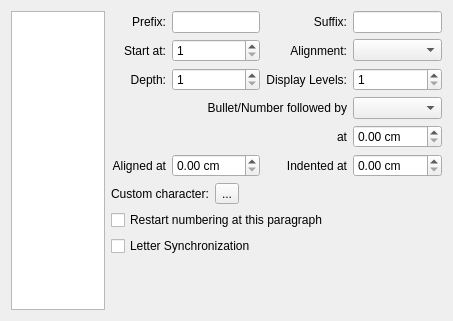
The window that plugins/textshape/dialogs/ParagraphBulletsNumbers.ui (KDE/krita) describes before a commit, drawn with Qt 5.
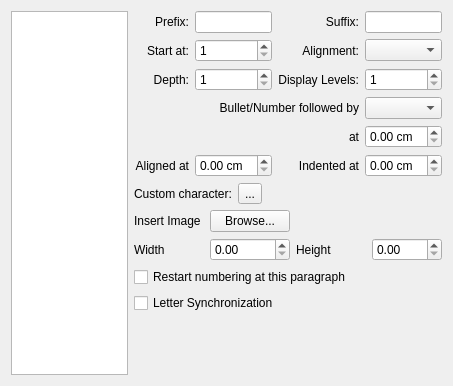
The same window after the commit. Custom widgets are drawn as their Qt base class.

Commit message:
Currently we have the ability to load and save image lists and not create new ones. With this patch we add the ability to add new image lists.
This review request partially fixes bug 298061.

What changed in the file:
```diff
--- a/plugins/textshape/dialogs/ParagraphBulletsNumbers.ui
+++ b/plugins/textshape/dialogs/ParagraphBulletsNumbers.ui
@@ -7,7 +7,7 @@
     <x>0</x>
     <y>0</y>
     <width>453</width>
-    <height>321</height>
+    <height>386</height>
    </rect>
   </property>
   <layout class="QGridLayout">
@@ -205,7 +205,7 @@
         </item>
        </layout>
       </item>
-      <item row="2" column="0">
+      <item row="1" column="0">
        <widget class="QLabel" name="label_4">
         <property name="text">
          <string>Custom character:</string>
@@ -215,14 +215,14 @@
         </property>
        </widget>
       </item>
-      <item row="2" column="1">
+      <item row="1" column="1">
        <widget class="QToolButton" name="customCharacter">
         <property name="text">
          <string>...</string>
         </property>
        </widget>
       </item>
-      <item row="2" column="2">
+      <item row="1" column="2">
        <spacer>
         <property name="orientation">
          <enum>Qt::Horizontal</enum>
@@ -235,33 +235,71 @@
         </property>
        </spacer>
       </item>
-      <item row="3" column="0" colspan="3">
+      <item row="13" column="0" colspan="3">
        <widget class="QCheckBox" name="restartNumbering">
         <property name="text">
          <string>Restart numbering at this paragraph</string>
         </property>
        </widget>
       </item>
-      <item row="5" column="0" colspan="3">
-       <spacer>
-        <property name="orientation">
-         <enum>Qt::Vertical</enum>
-        </property>
-        <property name="sizeHint" stdset="0">
-         <size>
-          <width>331</width>
-          <height>124</height>
-         </size>
-        </property>
-       </spacer>
-      </item>
-      <item row="4" column="0" colspan="3">
+      <item row="14" column="0" colspan="3">
        <widget class="QCheckBox" name="letterSynchronization">
         <property name="text">
          <string>Letter Synchronization</string>
         </property>
        </widget>
       </item>
+      <item row="3" column="0" colspan="3">
+       <layout class="QGridLayout" name="gridLayout">
+        <item row="1" column="0">
+         <widget class="QLabel" name="widthLabel">
+          <property name="text">
+           <string>Width</string>
+          </property>
+         </widget>
+        </item>
+        <item row="0" column="0">
+         <widget class="QLabel" name="insertImageLabel">
+          <property name="text">
+           <string>Insert Image</string>
+          </property>
+         </widget>
+        </item>
+        <item row="1" column="1">
+         <widget class="QDoubleSpinBox" name="imageWidth"/>
+        </item>
+        <item row="1" column="2">
+         <widget class="QLabel" name="heightLabel">
+          <property name="text">
+           <string>Height</string>
+          </property>
+         </widget>
+        </item>
+        <item row="1" column="3">
+         <widget class="QDoubleSpinBox" name="imageHeight"/>
+        </item>
+        <item row="0" column="1">
+         <widget class="QPushButton" name="insertImage">
+          <property name="text">
+           <string>Browse...</string>
+          </property>
+         </widget>
+        </item>
+       </layout>
+      </item>
+      <item row="15" column="0" colspan="3">
+       <spacer name="verticalSpacer">
+        <property name="orientation">
+         <enum>Qt::Vertical</enum>
+        </property>
+        <property name="sizeHint" stdset="0">
+         <size>
+          <width>20</width>
+          <height>40</height>
+         </size>
+        </property>
+       </spacer>
+      </item>
      </layout>
     </widget>
    </item>
```
Left out of the diff: 64 changed lines with no effect on the pictures. The commit also changes 14 other files.
